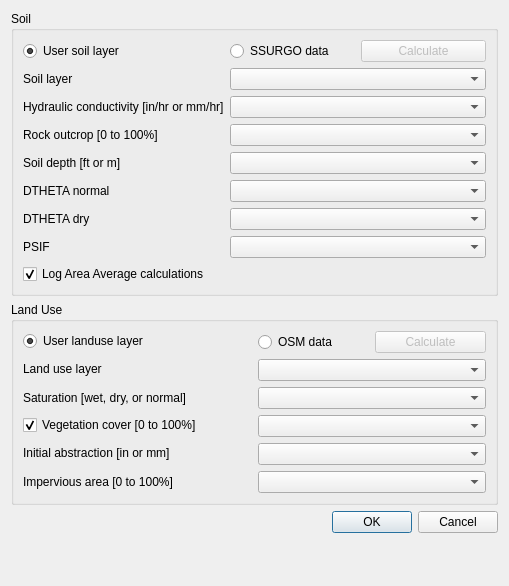
Before: the Qt Designer form flo2d/ui/infil_green_ampt.ui in FLO-2DSoftware/qgis-flo-2d-plugin, drawn with Qt 5.
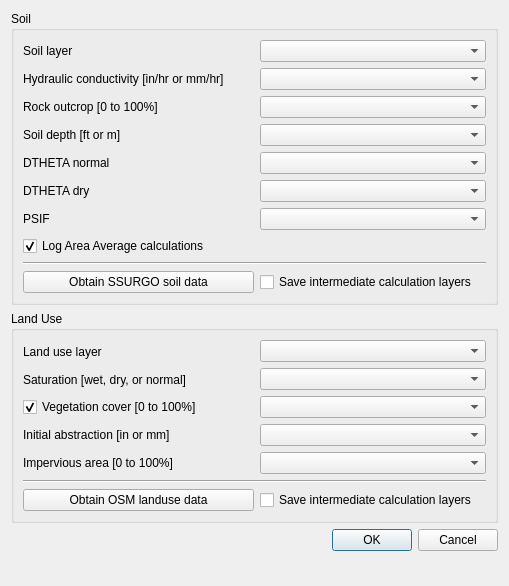
After: the same form once the commit is applied.

Commit message: Always save the layer to the geopackage and changed the layer a little

```diff
--- a/flo2d/ui/infil_green_ampt.ui
+++ b/flo2d/ui/infil_green_ampt.ui
@@ -14,16 +14,6 @@
    <string>Compute Green-Ampt</string>
   </property>
   <layout class="QGridLayout" name="gridLayout">
-   <item row="5" column="0">
-    <widget class="QDialogButtonBox" name="buttonBox">
-     <property name="orientation">
-      <enum>Qt::Horizontal</enum>
-     </property>
-     <property name="standardButtons">
-      <set>QDialogButtonBox::Cancel|QDialogButtonBox::Ok</set>
-     </property>
-    </widget>
-   </item>
    <item row="6" column="0">
     <spacer name="verticalSpacer">
      <property name="orientation">
@@ -43,13 +33,10 @@
       <string>Soil</string>
      </property>
      <layout class="QGridLayout" name="gridLayout_6">
-      <item row="0" column="0">
-       <widget class="QRadioButton" name="rb_soilLyr">
-        <property name="text">
-         <string>User soil layer</string>
-        </property>
-        <property name="checked">
-         <bool>true</bool>
+      <item row="3" column="0" colspan="3">
+       <widget class="Line" name="line">
+        <property name="orientation">
+         <enum>Qt::Horizontal</enum>
         </property>
        </widget>
       </item>
@@ -92,6 +79,12 @@
         </item>
         <item row="0" column="0">
          <widget class="QLabel" name="label_4">
+          <property name="minimumSize">
+           <size>
+            <width>231</width>
+            <height>0</height>
+           </size>
+          </property>
           <property name="text">
            <string>Soil layer</string>
           </property>
@@ -106,16 +99,6 @@
         </item>
        </layout>
       </item>
-      <item row="2" column="0">
-       <widget class="QCheckBox" name="log_area_average_chbox">
-        <property name="text">
-         <string>Log Area Average calculations</string>
-        </property>
-        <property name="checked">
-         <bool>true</bool>
-        </property>
-       </widget>
-      </item>
       <item row="1" column="1" colspan="2">
        <layout class="QGridLayout" name="gridLayout_5">
         <item row="1" column="0">
@@ -148,35 +131,69 @@
         </item>
        </layout>
       </item>
-      <item row="0" column="1">
-       <widget class="QRadioButton" name="rb_NRCS">
+      <item row="2" column="0">
+       <widget class="QCheckBox" name="log_area_average_chbox">
         <property name="text">
-         <string>SSURGO data</string>
+         <string>Log Area Average calculations</string>
+        </property>
+        <property name="checked">
+         <bool>true</bool>
         </property>
        </widget>
       </item>
-      <item row="0" column="2">
+      <item row="4" column="0">
        <widget class="QPushButton" name="calculateJE_btn">
         <property name="enabled">
-         <bool>false</bool>
+         <bool>true</bool>
         </property>
         <property name="text">
-         <string>Calculate</string>
+         <string>Obtain SSURGO soil data</string>
+        </property>
+       </widget>
+      </item>
+      <item row="4" column="1" colspan="2">
+       <widget class="QCheckBox" name="ssurgo_chbox">
+        <property name="text">
+         <string>Save intermediate calculation layers</string>
         </property>
        </widget>
       </item>
      </layout>
     </widget>
    </item>
+   <item row="5" column="0">
+    <widget class="QDialogButtonBox" name="buttonBox">
+     <property name="orientation">
+      <enum>Qt::Horizontal</enum>
+     </property>
+     <property name="standardButtons">
+      <set>QDialogButtonBox::Cancel|QDialogButtonBox::Ok</set>
+     </property>
+    </widget>
+   </item>
    <item row="3" column="0">
     <widget class="QGroupBox" name="land_grp">
      <property name="title">
       <string>Land Use</string>
      </property>
      <layout class="QGridLayout" name="gridLayout_7">
+      <item row="1" column="0" colspan="2">
+       <widget class="Line" name="line_2">
+        <property name="orientation">
+         <enum>Qt::Horizontal</enum>
+        </property>
+       </widget>
+      </item>
       <item row="0" column="0">
        <layout class="QGridLayout" name="gridLayout_3">
-        <item row="3" column="0">
+        <item row="4" column="0">
+         <widget class="QLabel" name="label_9">
+          <property name="text">
+           <string>Impervious area [0 to 100%]</string>
+          </property>
+         </widget>
+        </item>
+        <item row="2" column="0">
          <widget class="QCheckBox" name="veg_cover_chbox">
           <property name="text">
            <string>Vegetation cover [0 to 100%]</string>
@@ -186,14 +203,7 @@
           </property>
          </widget>
         </item>
-        <item row="2" column="0">
-         <widget class="QLabel" name="label_6">
-          <property name="text">
-           <string>Saturation [wet, dry, or normal]</string>
-          </property>
-         </widget>
-        </item>
-        <item row="4" column="0">
+        <item row="3" column="0">
          <widget class="QLabel" name="label_8">
           <property name="text">
            <string>Initial abstraction [in or mm]</string>
@@ -201,50 +211,46 @@
          </widget>
         </item>
         <item row="1" column="0">
+         <widget class="QLabel" name="label_6">
+          <property name="text">
+           <string>Saturation [wet, dry, or normal]</string>
+          </property>
+         </widget>
+        </item>
+        <item row="0" column="0">
          <widget class="QLabel" name="label_5">
+          <property name="minimumSize">
+           <size>
+            <width>231</width>
+            <height>0</height>
+           </size>
+          </property>
           <property name="text">
            <string>Land use layer</string>
           </property>
          </widget>
         </item>
-        <item row="5" column="0">
-         <widget class="QLabel" name="label_9">
-          <property name="text">
-           <string>Impervious area [0 to 100%]</string>
-          </property>
-         </widget>
-        </item>
-        <item row="0" column="0">
-         <widget class="QRadioButton" name="lu_user_rb">
-          <property name="text">
-           <string>User landuse layer</string>
-          </property>
-          <property name="checked">
-           <bool>true</bool>
-          </property>
-         </widget>
-        </item>
        </layout>
       </item>
+      <item row="2" column="1">
+       <widget class="QCheckBox" name="osm_chbox">
+        <property name="text">
+         <string>Save intermediate calculation layers</string>
+        </property>
+       </widget>
+      </item>
+      <item row="2" column="0">
+       <widget class="QPushButton" name="lu_osm_btn">
+        <property name="enabled">
+         <bool>true</bool>
+        </property>
+        <property name="text">
+         <string>Obtain OSM landuse data</string>
+        </property>
+       </widget>
+      </item>
       <item row="0" column="1">
        <layout class="QGridLayout" name="gridLayout_4">
-        <item row="0" column="0">
-         <widget class="QRadioButton" name="lu_osm_rb">
-          <property name="text">
-           <string>OSM data</string>
-          </property>
-         </widget>
-        </item>
-        <item row="0" column="1">
-         <widget class="QPushButton" name="lu_osm_btn">
-          <property name="enabled">
-           <bool>false</bool>
-          </property>
-          <property name="text">
-           <string>Calculate</string>
-          </property>
-         </widget>
-        </item>
         <item row="1" column="0" colspan="2">
          <widget class="QComboBox" name="land_cbo"/>
         </item>
```
Left out of the diff: 448 changed lines with no effect on the pictures. The commit also changes 2 other files.
